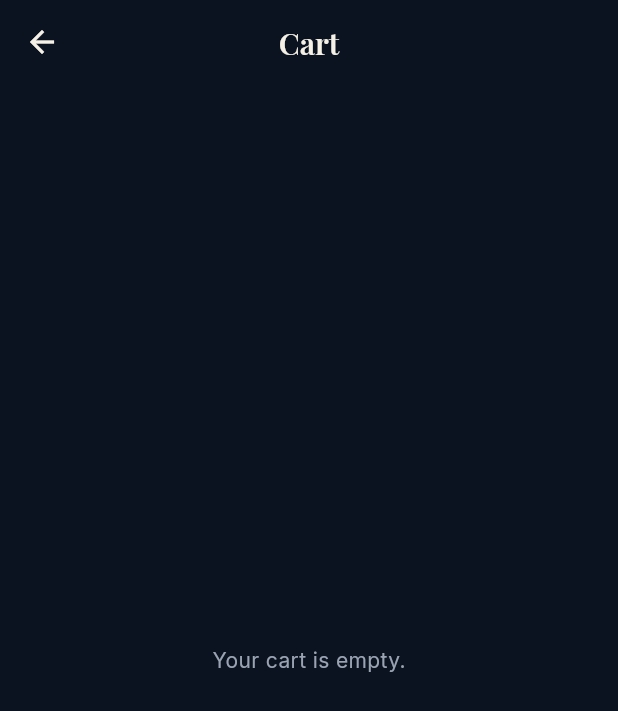
After one commit to Pesha14/food_menu, a Flutter app: the CartScreen screen opened directly, on a phone screen of 412 x 824 dp. The commit adds this screen. Shown: the top 711 px of the screen. Run offline on Flutter 3.47's test engine with Material 3 defaults, Android fonts, the phone set to English and light mode, and no system bars; our stand-ins replace flutter_riverpod, google_fonts; missing offline and left inert: zcs_sdk_plugin.

```diff
--- a/menu/lib/core/config/api_config.dart
+++ b/menu/lib/core/config/api_config.dart
@@ -7,7 +7,7 @@
 class ApiConfig {
   ApiConfig._();
 
-  static const String baseUrl = 'http://192.168.100.196:5000/api/v1';
+  static const String baseUrl = 'http://10.0.2.2:5000/api/v1';
 
   static const Duration requestTimeout = Duration(seconds: 15);
 }
--- a/menu/lib/features/menu/providers/menu_provider.dart
+++ b/menu/lib/features/menu/providers/menu_provider.dart
@@ -16,8 +16,3 @@ final availableMenusProvider = FutureProvider<List<MenuItem>>((ref) async {
   final service = ref.read(menuServiceProvider);
   return service.getAvailableMenus(token: session.token);
 });
-
-/// The single meal the staff member has tapped (Step 3 of the flow).
-/// Only one item is held at a time -- the guide's flow is one meal per
-/// transaction, not a multi-item cart.
-final selectedMenuItemProvider = StateProvider<MenuItem?>((ref) => null);
--- /dev/null
+++ b/menu/lib/features/menu/screens/cart_screen.dart
@@ -0,0 +1,214 @@
+import 'package:flutter/material.dart';
+import 'package:flutter_riverpod/flutter_riverpod.dart';
+import 'package:google_fonts/google_fonts.dart';
+import '../../auth/providers/auth_provider.dart';
+import '../../theme/app_tokens.dart';
+import '../../transactions/models/cart_receipt.dart';
+import '../../transactions/models/payment_method.dart';
+import '../../transactions/models/transaction.dart';
+import '../../transactions/providers/transaction_provider.dart';
+import '../../transactions/screens/receipt_screen.dart';
+import '../providers/cart_provider.dart';
+
+class CartScreen extends ConsumerStatefulWidget {
+  const CartScreen({super.key});
+
+  @override
+  ConsumerState<CartScreen> createState() => _CartScreenState();
+}
+
+class _CartScreenState extends ConsumerState<CartScreen> {
+  bool _checkingOut = false;
+
+  /// The backend only accepts one menu_id per transaction, so checkout
+  /// fires one POST /transactions call per unit of quantity in the cart.
+  /// Every discount and paid-amount figure in the resulting receipt is a
+  /// straight sum of what the backend returned for each call -- the app
+  /// never computes a discount itself.
+  Future<void> _checkout() async {
+    final session = ref.read(authProvider);
+    final cart = ref.read(cartProvider);
+    if (session == null || cart.isEmpty) return;
+
+    setState(() => _checkingOut = true);
+    final transactionService = ref.read(transactionServiceProvider);
+    final List<Transaction> results = [];
+
+    try {
+      for (final cartItem in cart) {
+        for (var i = 0; i < cartItem.quantity; i++) {
+          final transaction = await transactionService.createTransaction(
+            token: session.token,
+            menuId: cartItem.item.menuId,
+            paymentMethod: PaymentMethod.cash,
+          );
+          results.add(transaction);
+        }
+      }
+
+      if (!mounted) return;
+      Navigator.pushReplacement(
+        context,
+        MaterialPageRoute(
+          builder: (_) => ReceiptScreen(receipt: CartReceipt(results)),
+        ),
+      );
+    } catch (e) {
+      if (!mounted) return;
+      ScaffoldMessenger.of(context).showSnackBar(
+        SnackBar(
+          content: Text(
+            results.isEmpty
+                ? 'Checkout failed: $e'
+                : 'Checkout failed partway through (${results.length} of ${cart.fold<int>(0, (s, c) => s + c.quantity)} items charged): $e',
+          ),
+          backgroundColor: AppTokens.danger,
+        ),
+      );
+    } finally {
+      if (mounted) setState(() => _checkingOut = false);
+    }
+  }
+
+  @override
+  Widget build(BuildContext context) {
+    final cart = ref.watch(cartProvider);
+    final notifier = ref.read(cartProvider.notifier);
+
+    return Scaffold(
+      backgroundColor: AppTokens.bg,
+      appBar: AppBar(title: const Text('Cart')),
+      body: cart.isEmpty
+          ? Center(
+              child: Text(
+                'Your cart is empty.',
+                style: GoogleFonts.inter(color: AppTokens.mutedText),
+              ),
+            )
+          : ListView.builder(
+              padding: const EdgeInsets.all(16),
+              itemCount: cart.length,
+              itemBuilder: (context, index) {
+                final cartItem = cart[index];
+                return Container(
+                  margin: const EdgeInsets.only(bottom: 12),
+                  padding: const EdgeInsets.all(14),
+                  decoration: AppTokens.cardDecoration,
+                  child: Row(
+                    children: [
+                      Expanded(
+                        child: Column(
+                          crossAxisAlignment: CrossAxisAlignment.start,
+                          children: [
+                            Text(
+                              cartItem.item.menuName,
+                              style: GoogleFonts.inter(
+                                fontSize: 15,
+                                fontWeight: FontWeight.w600,
+                                color: AppTokens.ivory,
+                              ),
+                            ),
+                            const SizedBox(height: 4),
+                            Text(
+                              'KSH ${cartItem.item.pricing.price} each',
+                              style: GoogleFonts.inter(
+                                fontSize: 12,
+                                color: AppTokens.mutedText,
+                              ),
+                            ),
+                          ],
+                        ),
+                      ),
+                      Row(
+                        children: [
+                          IconButton(
+                            icon: const Icon(Icons.remove_circle_outline, color: AppTokens.gold),
+                            onPressed: () => notifier.decrementItem(index),
+                          ),
+                          Text(
+                            '${cartItem.quantity}',
+                            style: GoogleFonts.inter(
+                              fontSize: 16,
+                              fontWeight: FontWeight.bold,
+                              color: AppTokens.ivory,
+                            ),
+                          ),
+                          IconButton(
+                            icon: const Icon(Icons.add_circle_outline, color: AppTokens.gold),
+                            onPressed: () => notifier.incrementItem(index),
+                          ),
+                        ],
+                      ),
+                      const SizedBox(width: 8),
+                      Text(
+                        'KSH ${cartItem.lineTotal.toStringAsFixed(2)}',
+                        style: GoogleFonts.inter(
+                          fontSize: 15,
+                          fontWeight: FontWeight.bold,
+                          color: AppTokens.gold,
+                        ),
+                      ),
+                    ],
+                  ),
+                );
+              },
+            ),
+      bottomNavigationBar: cart.isEmpty
+          ? null
+          : Container(
+              padding: const EdgeInsets.fromLTRB(16, 16, 16, 28),
+              decoration: BoxDecoration(
+                color: AppTokens.surface,
+                border: Border(top: BorderSide(color: AppTokens.cardBorder, width: 0.5)),
+              ),
+              child: SafeArea(
+                top: false,
+                child: Column(
+                  mainAxisSize: MainAxisSize.min,
+                  children: [
+                    Row(
+                      mainAxisAlignment: MainAxisAlignment.spaceBetween,
+                      children: [
+                        Text(
+                          'Subtotal',
+                          style: GoogleFonts.inter(fontSize: 14, color: AppTokens.mutedText),
+                        ),
+                        Text(
+                          'KSH ${notifier.subtotal.toStringAsFixed(2)}',
+                          style: GoogleFonts.playfairDisplay(
+                            fontSize: 20,
+                            fontWeight: FontWeight.bold,
+                            color: AppTokens.gold,
+                          ),
+                        ),
+                      ],
+                    ),
+                    Padding(
+                      padding: const EdgeInsets.only(top: 4, bottom: 12),
+                      child: Text(
+                        'Discount is applied by the server at checkout',
+                        style: GoogleFonts.inter(fontSize: 11, color: AppTokens.mutedText),
+                      ),
+                    ),
+                    SizedBox(
+                      width: double.infinity,
+                      height: 52,
+                      child: ElevatedButton.icon(
+                        onPressed: _checkingOut ? null : _checkout,
+                        icon: _checkingOut
+                            ? SizedBox(
+                                width: 16,
+                                height: 16,
+                                child: CircularProgressIndicator(strokeWidth: 2, color: AppTokens.bg),
+                              )
+                            : const Icon(Icons.receipt_long_rounded),
+                        label: const Text('Checkout & Print'),
+                      ),
+                    ),
+                  ],
+                ),
+              ),
+            ),
+    );
+  }
+}
--- /dev/null
+++ b/menu/lib/features/transactions/models/cart_receipt.dart
@@ -0,0 +1,30 @@
+import 'transaction.dart';
+
+/// One checkout can now contain several menu items. Since the backend's
+/// /transactions endpoint only accepts one menu_id at a time, checkout
+/// fires one POST per cart item (per unit of quantity) and this class
+/// bundles the resulting transactions into a single combined receipt.
+///
+/// Every figure here is a straight sum of values the backend already
+/// returned per transaction -- meal_cost, discount_amt, paid_amt. No
+/// discount or payable amount is computed on the app; we only add up
+/// numbers the backend already calculated for us.
+class CartReceipt {
+  final List<Transaction> transactions;
+
+  CartReceipt(this.transactions);
+
+  Transaction get first => transactions.first;
+
+  num get subtotal =>
+      transactions.fold<num>(0, (sum, t) => sum + t.mealCost);
+
+  num get totalDiscount =>
+      transactions.fold<num>(0, (sum, t) => sum + t.discountAmount);
+
+  num get totalPaid =>
+      transactions.fold<num>(0, (sum, t) => sum + t.paidAmount);
+
+  String get combinedReceiptNo =>
+      transactions.map((t) => t.receiptNo).join(', ');
+}
```
Also changed, not shown: menu/lib/features/menu/providers/cart_provider.dart (added, +70 -0 lines), menu/lib/features/menu/screens/menu_screen.dart (+94 -82 lines), menu/lib/features/transactions/screens/receipt_screen.dart (+60 -38 lines), 1 other file.
